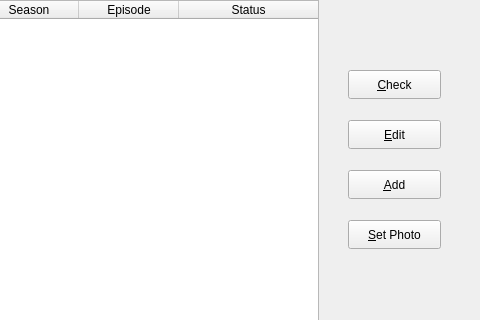
The window that series.ui (AliDotS/Series) describes before a commit, drawn with Qt 5; both pictures show x 122 to 602 and y 0 to 320 of the 602 by 423 pixel window.
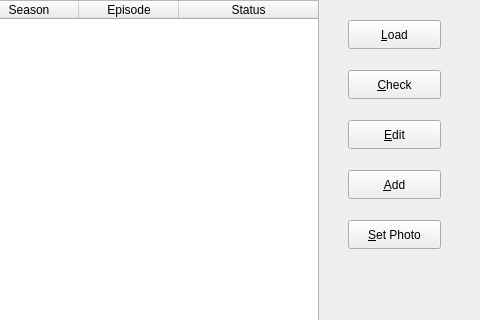
The same window after the commit.

Commit message: Added load Button

Patch:
```diff
--- a/series.ui
+++ b/series.ui
@@ -111,6 +111,19 @@
      <string>&amp;Set Photo</string>
     </property>
    </widget>
+   <widget class="QPushButton" name="loadPushButton">
+    <property name="geometry">
+     <rect>
+      <x>470</x>
+      <y>20</y>
+      <width>93</width>
+      <height>29</height>
+     </rect>
+    </property>
+    <property name="text">
+     <string>&amp;Load</string>
+    </property>
+   </widget>
   </widget>
   <widget class="QStatusBar" name="statusbar"/>
  </widget>
```
The commit also changes 1 other file.
